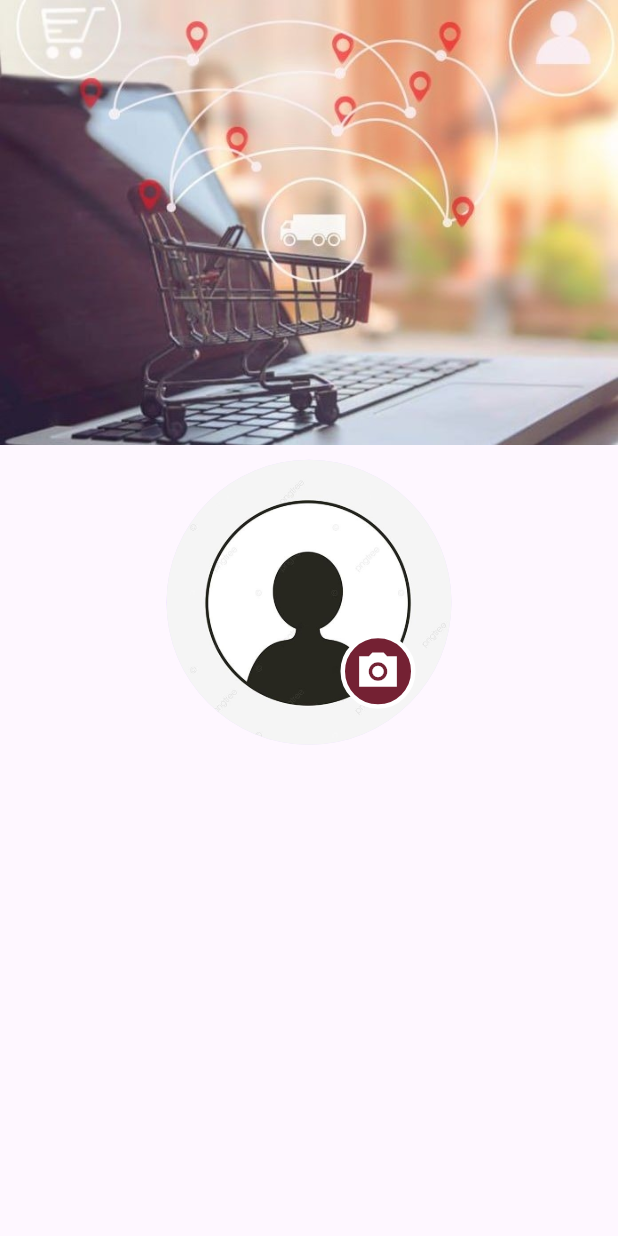
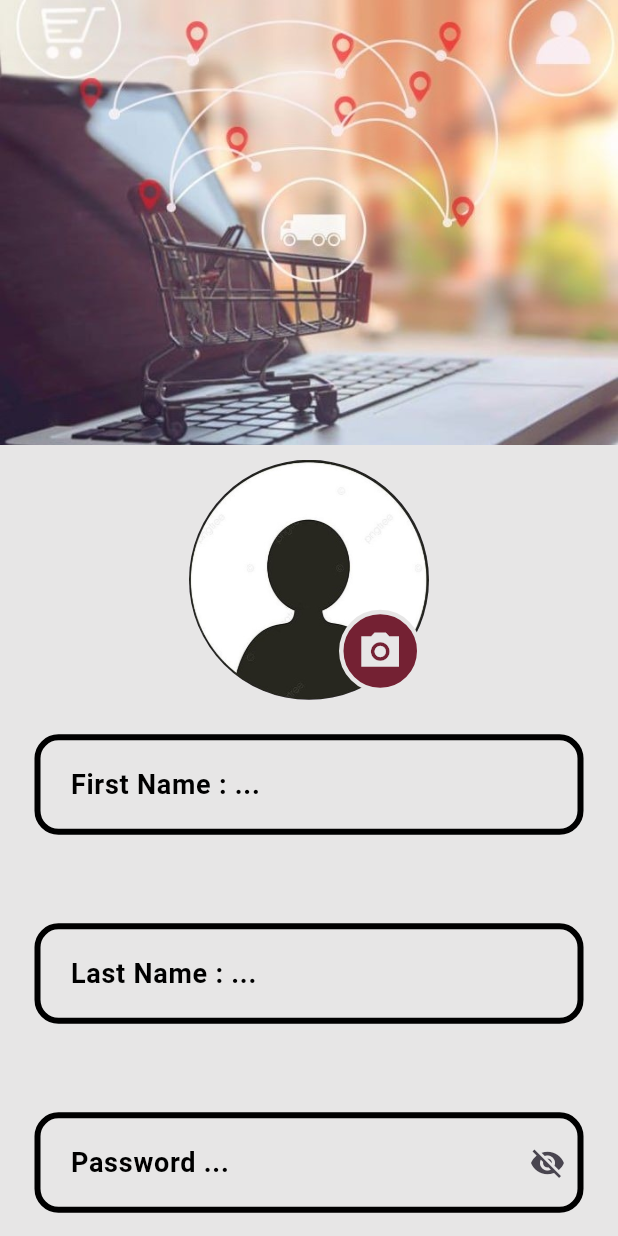
Before and after one commit to Seedrahelal/quick_deliver_app, a Flutter app: the RegisterPage screen opened directly, on a phone screen of 412 x 824 dp. Run offline on Flutter 3.47's test engine with Material 3 defaults, Android fonts, the phone set to English and light mode, and no system bars.

Commit message:
edit photo in pick image widget and add textfield and button in register page

```diff
--- a/lib/screens/register_page.dart
+++ b/lib/screens/register_page.dart
@@ -1,4 +1,6 @@
 import 'package:flutter/material.dart';
+import 'package:quick_deliver_app/widgets/custom_button.dart';
+import 'package:quick_deliver_app/widgets/custom_text.dart';
 import 'package:quick_deliver_app/widgets/pick_image_widget.dart';
 
 class RegisterPage extends StatelessWidget {
@@ -8,12 +10,19 @@ class RegisterPage extends StatelessWidget {
   Widget build(BuildContext context) {
     return SafeArea(
         child: Scaffold(
+          backgroundColor: const Color.fromARGB(255, 231, 230, 230),
       body: SingleChildScrollView(
         child: Column(
           children: [
             Image.asset('assets/images/photo.jpg'),
             const SizedBox(height: 10),
-            const PickImageWidget()
+            const PickImageWidget(),
+            CustomText(hintText: 'First Name :'),
+            CustomText(hintText: 'Last Name :'),
+            CustomText(hintText: 'Password',isPasswordField: true),
+            CustomText(hintText: 'Phone Number :',inputType:const TextInputType.numberWithOptions(),),
+            CustomButton(text: 'Register'),
+            const SizedBox(height: 30)
           ],
         ),
       ),
--- a/lib/widgets/pick_image_widget.dart
+++ b/lib/widgets/pick_image_widget.dart
@@ -8,30 +8,33 @@ class PickImageWidget extends StatelessWidget {
   @override
   Widget build(BuildContext context) {
     return SizedBox(
-        width: 190,
-        height: 190,
+        width: 160,
+        height: 160,
         child: CircleAvatar(
-          backgroundImage: const AssetImage('assets/images/photo_2024-12-07_10-17-49.jpg'),
+          backgroundImage:
+              const AssetImage('assets/images/pick_photo.jpg'),
           child: Stack(
             children: [
               Positioned(
-                bottom: 24,
-                right: 24,
+                bottom: 5,
+                right: 5,
                 child: GestureDetector(
                   onTap: () async {},
                   child: Container(
-                    height: 50,
-                    width: 50,
+                    height: 55,
+                    width: 55,
                     decoration: BoxDecoration(
                       color: const Color.fromARGB(255, 116, 33, 51),
-                      border: Border.all(color: Colors.white, width: 3),
+                      border: Border.all(
+                          color: const Color.fromARGB(255, 231, 230, 230),
+                          width: 3),
                       borderRadius: BorderRadius.circular(30),
                     ),
                     child: GestureDetector(
                       onTap: () {},
                       child: const Icon(
                         Icons.camera_alt_sharp,
-                        color: Colors.white,
+                        color: Color.fromARGB(255, 231, 230, 230),
                         size: 30,
                       ),
                     ),
```
Also changed, not shown: assets/images/photo_2024-12-07_10-17-49.jpg (deleted), assets/images/pick_photo.jpg (added).
